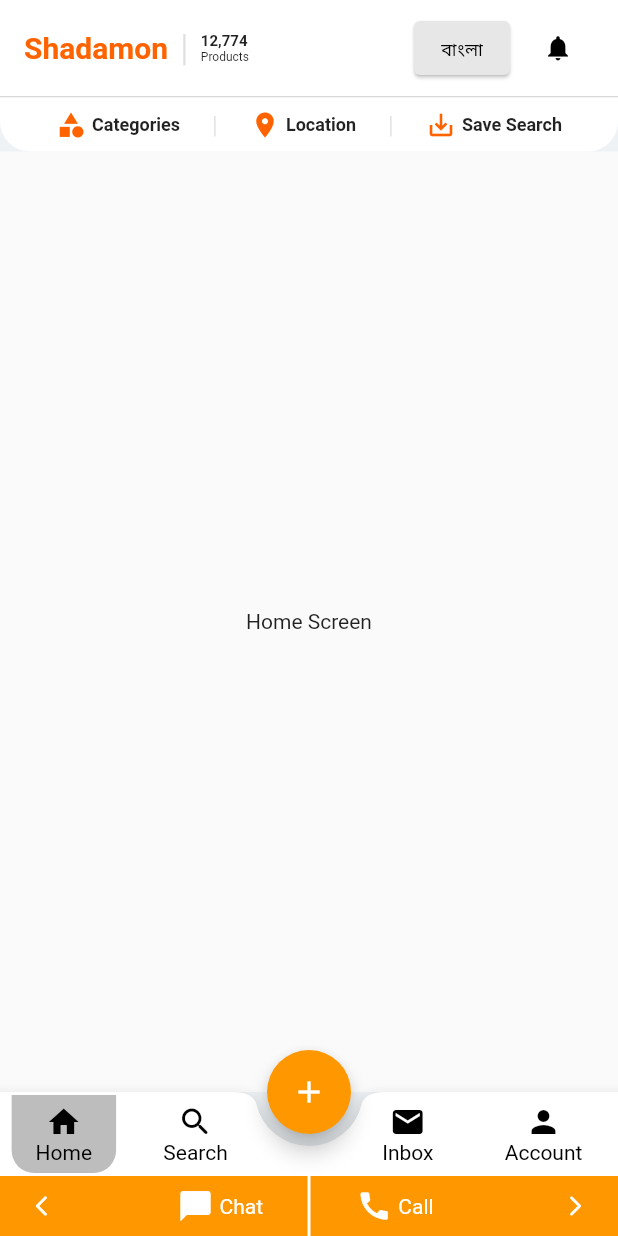
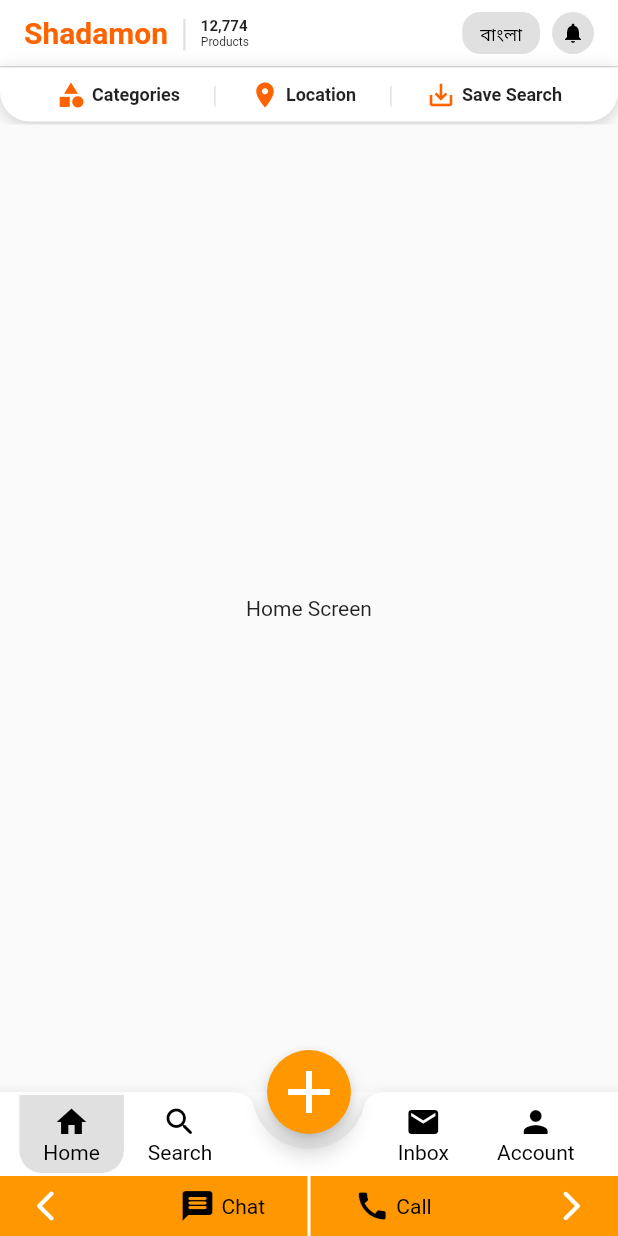
Before and after one commit to radiumSodium/shadamon, a Flutter app: the screen it shows after launch, on a phone screen of 412 x 824 dp. Run offline on Flutter 3.47's test engine with Material 3 defaults, Android fonts, the phone set to English and light mode, and no system bars.

Commit message:
top bar, working bottom nav , chat / call section

```diff
--- a/lib/core/utils/custom_nav_bar.dart
+++ b/lib/core/utils/custom_nav_bar.dart
@@ -14,8 +14,8 @@ class CustomNavBar extends StatelessWidget {
   @override
   Widget build(BuildContext context) {
     return BottomAppBar(
-      shape: const CircularNotchedRectangle(), // For curved notch in the middle
-      notchMargin: 8.0, // Margin around FAB
+      shape: const CircularNotchedRectangle(),
+      notchMargin: 10.0,
       color: Colors.white,
       child: Column(
         mainAxisSize: MainAxisSize.min,
@@ -31,11 +31,19 @@ class CustomNavBar extends StatelessWidget {
             child: Row(
               mainAxisAlignment: MainAxisAlignment.spaceAround,
               children: [
-                _buildNavItem(Icons.home, 'Home', 0),
-                _buildNavItem(Icons.search_rounded, 'Search', 1),
-                const SizedBox(width: 40), // Space for FAB in the middle
-                _buildNavItem(Icons.mail, 'Inbox', 2),
-                _buildNavItem(Icons.person, 'Account', 3),
+                Row(
+                  children: [
+                    _buildNavItem(Icons.home, 'Home', 0),
+                    _buildNavItem(Icons.search_rounded, 'Search', 1),
+                  ],
+                ),
+                const SizedBox(width: 40),
+                Row(
+                  children: [
+                    _buildNavItem(Icons.mail, 'Inbox', 2),
+                    _buildNavItem(Icons.person, 'Account', 3),
+                  ],
+                ),
               ],
             ),
           ),
@@ -45,7 +53,6 @@ class CustomNavBar extends StatelessWidget {
     );
   }
 
-  // Helper function to build each navigation item
   Widget _buildNavItem(IconData icon, String label, int index) {
     final isSelected = selectedIndex == index;
     return GestureDetector(
@@ -54,7 +61,7 @@ class CustomNavBar extends StatelessWidget {
         padding: const EdgeInsets.symmetric(horizontal: 16.0, vertical: 6.0),
         decoration: isSelected
             ? BoxDecoration(
-                color: Colors.grey[400], // Highlight for selected item
+                color: Colors.grey[300], // Highlight for selected item
                 borderRadius: const BorderRadius.only(
                   bottomLeft: Radius.circular(15),
                   bottomRight: Radius.circular(15),
--- a/lib/main.dart
+++ b/lib/main.dart
@@ -1,9 +1,6 @@
 import 'package:flutter/material.dart';
 import 'package:sadamon/core/constraints/app_colors.dart';
 import 'package:sadamon/presentation/home/home_page.dart';
-import 'package:sadamon/presentation/screens/login_scree.dart';
-
-import 'package:sadamon/presentation/screens/signup_screen.dart';
 
 void main() {
   runApp(const MyApp());
--- a/lib/presentation/home/home_page.dart
+++ b/lib/presentation/home/home_page.dart
@@ -4,7 +4,6 @@ import 'package:sadamon/presentation/screens/account_screen.dart';
 import 'package:sadamon/presentation/screens/home_screen.dart';
 import 'package:sadamon/presentation/screens/inbox_screen.dart';
 import 'package:sadamon/presentation/screens/search_screen.dart';
-import '../../core/constraints/app_colors.dart';
 import './widgets/top_bar.dart';
 import '../../core/utils/custom_nav_bar.dart';
 
@@ -34,7 +33,7 @@ class _HomePageState extends State<HomePage> {
   @override
   Widget build(BuildContext context) {
     return Scaffold(
-      backgroundColor: AppColors.bgGrey,
+      backgroundColor: Colors.white,
       body: SafeArea(
         child: Column(
           children: [
@@ -49,14 +48,16 @@ class _HomePageState extends State<HomePage> {
       floatingActionButton: FloatingActionButton(
         onPressed: () {},
         backgroundColor: Colors.orange,
-        child: const Icon(Icons.add),
+        child: const Icon(
+          Icons.add_outlined,
+          size: 48,
+        ),
       ),
-      floatingActionButtonLocation:
-          FloatingActionButtonLocation.centerDocked, // Center the FAB
+      floatingActionButtonLocation: FloatingActionButtonLocation.centerDocked,
       bottomNavigationBar: CustomNavBar(
         selectedIndex: _selectedIndex,
         onItemTapped: _onItemTapped,
-      ), // Custom bottom nav bar with notch
+      ),
     );
   }
 }
--- a/lib/presentation/home/widgets/bottom_widget.dart
+++ b/lib/presentation/home/widgets/bottom_widget.dart
@@ -1,4 +1,5 @@
 import 'package:flutter/material.dart';
+
 class bottom_widget extends StatelessWidget {
   const bottom_widget({
     super.key,
@@ -8,32 +9,26 @@ class bottom_widget extends StatelessWidget {
   Widget build(BuildContext context) {
     return Container(
       height: 40,
-      color: Colors.orange, // Background for chat/call section
+      color: Colors.orange,
       child: Row(
-        mainAxisAlignment:
-            MainAxisAlignment.spaceBetween, // Align to left and right
+        mainAxisAlignment: MainAxisAlignment.spaceBetween,
         children: [
-          // Chat Section
           Expanded(
             child: InkWell(
-              onTap: () {
-                // Chat action
-              },
+              onTap: () {},
               child: const Row(
-                mainAxisAlignment: MainAxisAlignment
-                    .spaceAround, // Left alignment for Chat
+                mainAxisAlignment: MainAxisAlignment.spaceAround,
                 children: [
-                  // Space before arrow
                   Icon(Icons.arrow_back_ios_new_rounded,
-                      color: Colors.white, size: 16),
+                      color: Colors.white, size: 24),
                   SizedBox(width: 4),
                   Row(
                     children: [
-                      Icon(Icons.chat_bubble, color: Colors.white),
+                      Icon(Icons.message_rounded, color: Colors.black),
                       SizedBox(width: 4),
                       Text(
                         'Chat',
-                        style: TextStyle(color: Colors.white),
+                        style: TextStyle(color: Colors.black),
                       ),
                       SizedBox(width: 10),
                     ],
@@ -42,34 +37,30 @@ class bottom_widget extends StatelessWidget {
               ),
             ),
           ),
-          Container(
-            width: 2,
-            color: Colors.white, // Divider between chat and call
-          ),
-          // Call Section
+          Container(width: 2, color: Colors.white),
           Expanded(
             child: InkWell(
               onTap: () {
                 // Call action
               },
               child: const Row(
-                mainAxisAlignment: MainAxisAlignment
-                    .spaceAround, // Right alignment for Call
+                mainAxisAlignment:
+                    MainAxisAlignment.spaceAround, // Right alignment for Call
                 children: [
                   Row(
                     children: [
                       SizedBox(width: 10),
-                      Icon(Icons.call, color: Colors.white),
+                      Icon(Icons.call, color: Colors.black),
                       SizedBox(width: 4),
                       Text(
                         'Call',
-                        style: TextStyle(color: Colors.white),
+                        style: TextStyle(color: Colors.black),
                       ),
                     ],
                   ),
                   SizedBox(width: 4),
                   Icon(Icons.arrow_forward_ios_rounded,
-                      color: Colors.white, size: 16),
+                      color: Colors.white, size: 24)
                 ],
               ),
             ),
--- a/lib/presentation/home/widgets/category_section.dart
+++ b/lib/presentation/home/widgets/category_section.dart
@@ -7,12 +7,21 @@ class CategorySection extends StatelessWidget {
   @override
   Widget build(BuildContext context) {
     return Container(
-      decoration: const BoxDecoration(
+      margin: const EdgeInsets.only(bottom: 2),
+      decoration: BoxDecoration(
         color: Colors.white,
-        borderRadius: BorderRadius.only(
+        borderRadius: const BorderRadius.only(
           bottomLeft: Radius.circular(20),
           bottomRight: Radius.circular(20),
         ),
+        boxShadow: [
+          BoxShadow(
+            color: Colors.black.withOpacity(0.2), // Shadow color
+            spreadRadius: 0, // Spread radius (0 to avoid expanding)
+            blurRadius: 10, // Softness of the shadow
+            offset: const Offset(0, 3), // Offset only in the bottom direction
+          ),
+        ],
       ),
       child: Padding(
         padding: const EdgeInsets.symmetric(
--- a/lib/presentation/home/widgets/top_bar.dart
+++ b/lib/presentation/home/widgets/top_bar.dart
@@ -16,28 +16,25 @@ class TopBar extends StatelessWidget {
           ),
         ),
       ),
-      // Match background color
       child: Padding(
         padding: const EdgeInsets.symmetric(
             horizontal: 16.0, vertical: 8.0), // Reduced vertical padding
         child: Row(
           mainAxisAlignment: MainAxisAlignment.spaceBetween,
           children: [
+            // Left side: Shadamon title and product info
             const Row(
               children: [
                 Text(
-                  'Shadamon', // Logo-like text
+                  'Shadamon',
                   style: TextStyle(
                       fontSize: 20,
                       color: AppColors.logoOrange,
-                      fontWeight: FontWeight.bold), // Reduced font size
+                      fontWeight: FontWeight.bold), // Logo style
                 ),
-                SizedBox(width: 8), // Reduced spacing
+                SizedBox(width: 8),
                 Text('|',
-                    style: TextStyle(
-                      fontSize: 24,
-                      color: Colors.black12,
-                    )), // Smaller separator
+                    style: TextStyle(fontSize: 24, color: Colors.black12)),
                 SizedBox(width: 8),
                 Column(
                   crossAxisAlignment: CrossAxisAlignment.start,
@@ -59,34 +56,42 @@ class TopBar extends StatelessWidget {
                 ),
               ],
             ),
+            // Right side: Language switch and notification buttons
             Row(
               children: [
-                ElevatedButton.icon(
-                  onPressed: () {
-                    // Language switch action
-                  },
-                  // Smaller icon
-                  label: const Text('বাংলা',
-                      style: TextStyle(
-                        fontSize: 12,
-                        color: Colors.black,
-                      )), // Smaller text
-                  style: ElevatedButton.styleFrom(
-                    elevation: 1.0,
-                    backgroundColor: AppColors.selectedLogoBG,
-                    padding: const EdgeInsets.symmetric(
-                        horizontal: 2, vertical: 2), // Compact button
+                // Language Switch Button
+                Container(
+                  padding: const EdgeInsets.symmetric(
+                      horizontal: 12.0, vertical: 6.0), // Padding for text
+                  decoration: BoxDecoration(
+                    color: Colors.grey[300], // Gray background
+                    borderRadius: BorderRadius.circular(12), // Rounded corners
+                  ),
+                  child: const Row(
+                    children: [
+                      Text(
+                        'বাংলা',
+                        style: TextStyle(
+                          fontSize: 12,
+                          color: Colors.black,
+                        ), // Text style for language
+                      ),
+                    ],
                   ),
                 ),
                 const SizedBox(width: 8),
-                IconButton(
-                  color: Colors.black,
 
-                  onPressed: () {
-                    // Notification button action
-                  },
-                  icon:
-                      const Icon(Icons.notifications, size: 20), // Smaller icon
+                Container(
+                  padding: const EdgeInsets.all(6),
+                  decoration: BoxDecoration(
+                    color: Colors.grey[300],
+                    borderRadius: BorderRadius.circular(16),
+                  ),
+                  child: const Icon(
+                    Icons.notifications,
+                    size: 16,
+                    color: Colors.black, // Icon color
+                  ),
                 ),
               ],
             ),
```
